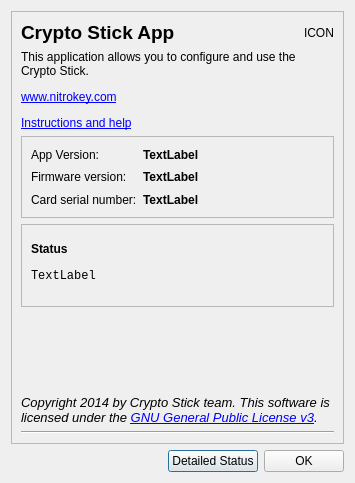
Qt form aboutdialog.ui (Nitrokey/nitrokey-app) before a commit.
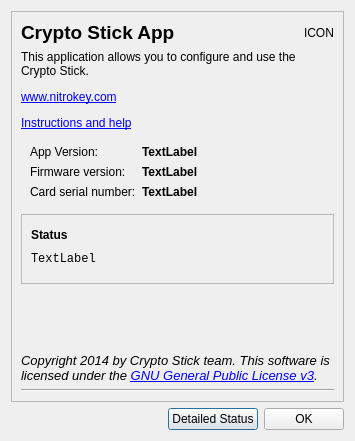
The same form after that commit. Icons and pictures are not drawn.

Commit message: fix frames and lines at windows

```diff
--- a/aboutdialog.ui
+++ b/aboutdialog.ui
@@ -7,7 +7,7 @@
     <x>0</x>
     <y>0</y>
     <width>355</width>
-    <height>483</height>
+    <height>441</height>
    </rect>
   </property>
   <property name="sizePolicy">
@@ -39,7 +39,7 @@
       <enum>QFrame::StyledPanel</enum>
      </property>
      <property name="frameShadow">
-      <enum>QFrame::Raised</enum>
+      <enum>QFrame::Sunken</enum>
      </property>
      <layout class="QVBoxLayout" name="verticalLayout_3">
       <item>
@@ -118,10 +118,10 @@
          </sizepolicy>
         </property>
         <property name="frameShape">
-         <enum>QFrame::StyledPanel</enum>
+         <enum>QFrame::NoFrame</enum>
         </property>
         <property name="frameShadow">
-         <enum>QFrame::Raised</enum>
+         <enum>QFrame::Plain</enum>
         </property>
         <layout class="QVBoxLayout" name="verticalLayout_5">
          <item>
@@ -277,7 +277,7 @@
         <property name="sizeHint" stdset="0">
          <size>
           <width>20</width>
-          <height>40</height>
+          <height>0</height>
          </size>
         </property>
        </spacer>
```
The commit also changes 7 other files.
